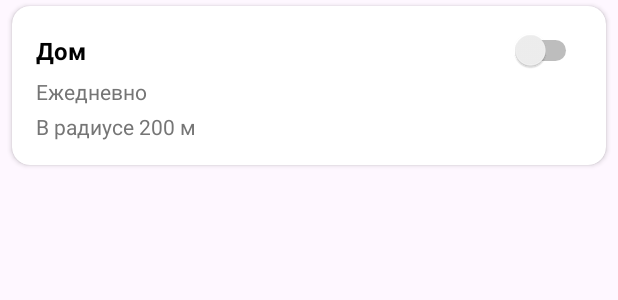
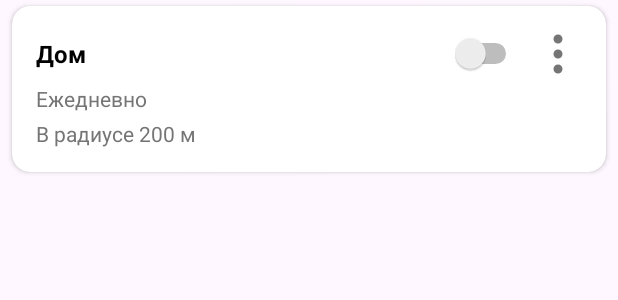
Before and after one commit to maraIex/ProximityAlarmApp, an Android app: the layout alarm.xml on its own in the app's theme, with its tools: preview values and no code run, on a phone screen of 412 x 824 dp. Shown: the top 300 px of the screen. Run offline under Robolectric (Android 15) with nearby library versions, the light colour scheme and no system bars; network calls fail.

Commit message:
- added an ability to delete alarms

```diff
--- /dev/null
+++ b/app/src/main/res/drawable/three_dots_vert.xml
@@ -0,0 +1,5 @@
+<vector xmlns:android="http://schemas.android.com/apk/res/android" android:autoMirrored="true" android:height="800dp" android:viewportHeight="16" android:viewportWidth="16" android:width="800dp">
+
+    <path android:fillColor="#000000" android:pathData="M9.5,13a1.5,1.5 0,1 1,-3 0,1.5 1.5,0 0,1 3,0zM9.5,8a1.5,1.5 0,1 1,-3 0,1.5 1.5,0 0,1 3,0zM9.5,3a1.5,1.5 0,1 1,-3 0,1.5 1.5,0 0,1 3,0z"/>
+
+</vector>
--- a/app/src/main/res/layout/alarm.xml
+++ b/app/src/main/res/layout/alarm.xml
@@ -19,7 +19,7 @@
         android:orientation="vertical"
         android:padding="16dp">
 
-        <!-- Первая строка: название и переключатель -->
+        <!-- Первая строка: название, переключатель и кнопка меню -->
         <LinearLayout
             android:layout_width="match_parent"
             android:layout_height="wrap_content"
@@ -42,6 +42,17 @@
                 android:layout_width="wrap_content"
                 android:layout_height="wrap_content"
                 android:layout_marginStart="8dp"/>
+
+            <ImageButton
+                android:id="@+id/menu_button"
+                android:layout_width="32dp"
+                android:layout_height="32dp"
+                android:layout_marginStart="8dp"
+                android:background="?attr/selectableItemBackgroundBorderless"
+                android:src="@drawable/three_dots_vert"
+                android:contentDescription="Действия с будильником"
+                android:scaleType="centerInside"
+                app:tint="@color/gray" />
         </LinearLayout>
 
         <!-- Вторая строка: расписание -->
```
Also changed, not shown: app/src/main/java/com/example/proximityalarmapp/AlarmAdapter.kt (+53 -5 lines), app/src/main/java/com/example/proximityalarmapp/AlarmsActivity.kt (+4 -4 lines), app/src/main/res/menu/alarm_card_menu.xml (added, +7 -0 lines).
